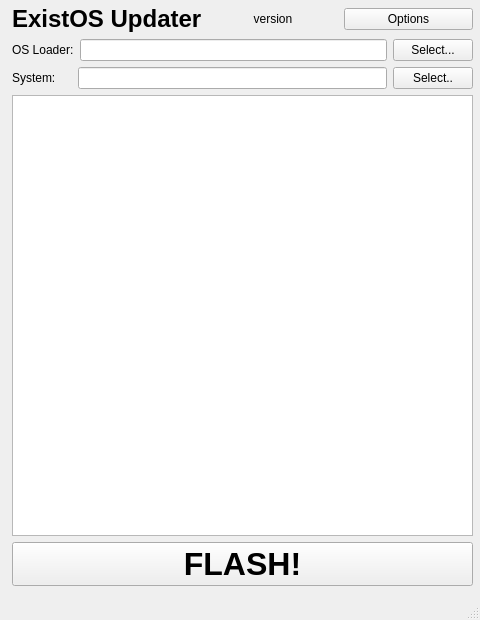
Before: the Qt Designer form mainwindow.ui in ExistOS-Team/ExistOS-Updater, drawn with Qt 5.
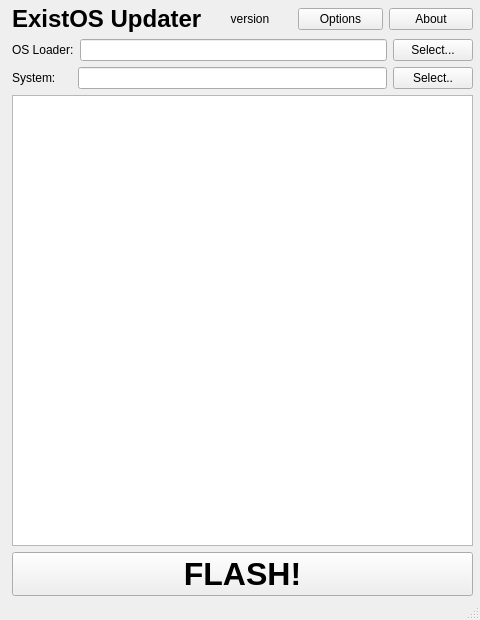
After: the same form once the commit is applied.

```diff
--- a/mainwindow.ui
+++ b/mainwindow.ui
@@ -32,7 +32,7 @@
       <x>12</x>
       <y>5</y>
       <width>461</width>
-      <height>581</height>
+      <height>591</height>
      </rect>
     </property>
     <layout class="QVBoxLayout" name="verticalLayout_4">
@@ -76,6 +76,13 @@
              </property>
             </widget>
            </item>
+           <item>
+            <widget class="QPushButton" name="button_About">
+             <property name="text">
+              <string>About</string>
+             </property>
+            </widget>
+           </item>
           </layout>
          </item>
         </layout>
```
